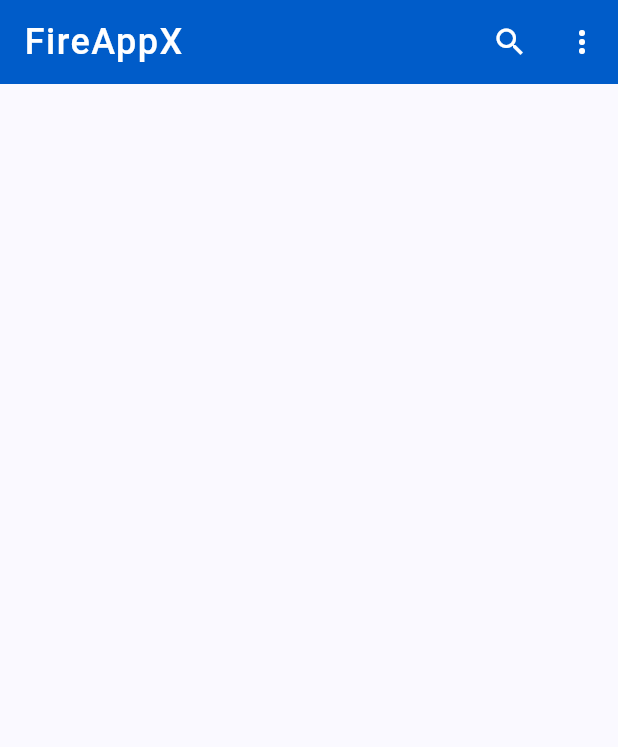
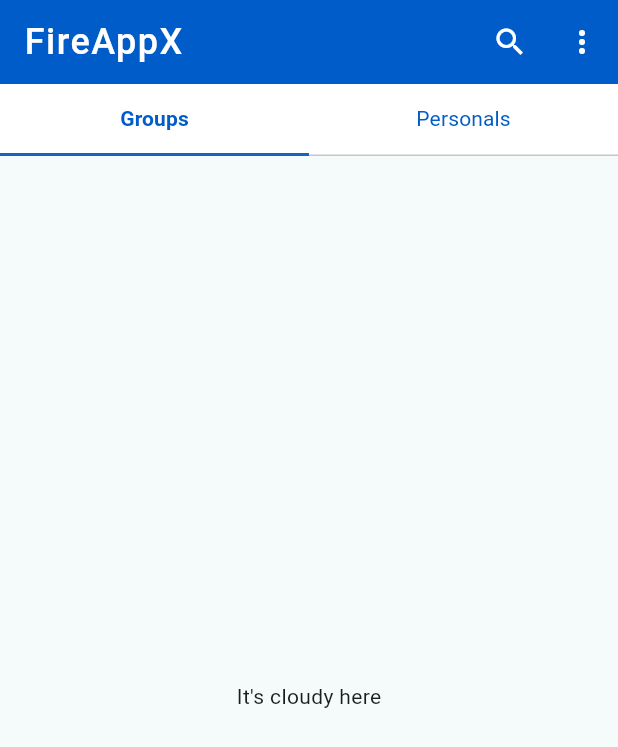
Before and after one commit to mavihS-0/FireApp, a Flutter app: the HomeScreen screen opened directly, on a phone screen of 412 x 824 dp. Shown: the top 747 px of the screen. Run offline on Flutter 3.47's test engine with Material 2 defaults, Android fonts, the phone set to English and light mode, and no system bars; our stand-ins replace animated_splash_screen, country_code_picker, get, google_fonts, otp_text_field, page_transition.

Commit message:
added tab bar

```diff
--- a/lib/Screens/MainScreens/homeScreen.dart
+++ b/lib/Screens/MainScreens/homeScreen.dart
@@ -1,3 +1,4 @@
+import 'package:fire_app/Utils/constants.dart';
 import 'package:fire_app/Utils/popUpMenu.dart';
 import 'package:flutter/material.dart';
 
@@ -14,9 +15,31 @@ class _HomeScreenState extends State<HomeScreen> {
     // TODO: implement initState
     super.initState();
   }
+
+  TabBar get _tabBar => TabBar(
+    indicatorColor: Constants.priColor2,
+    labelColor: Constants.priColor,
+    indicatorSize: TabBarIndicatorSize.tab,
+    labelStyle: TextStyle(
+      fontWeight: FontWeight.bold
+    ),
+    unselectedLabelColor: Constants.priColor,
+    unselectedLabelStyle: TextStyle(
+      fontWeight: FontWeight.normal
+    ),
+    tabs: <Widget>[
+      Tab(
+        text: 'Groups',
+      ),
+      Tab(
+        text: 'Personals',
+      ),
+    ],
+  );
+
   @override
   Widget build(BuildContext context) {
-    return Scaffold(
+    return DefaultTabController(initialIndex: 0,length: 2, child: Scaffold(
       appBar: AppBar(
         automaticallyImplyLeading: false,
         title: Text('FireAppX'),
@@ -24,7 +47,24 @@ class _HomeScreenState extends State<HomeScreen> {
           IconButton(onPressed: (){}, icon: Icon(Icons.search)),
           customPopUpMenu()
         ],
+        bottom: PreferredSize(
+          preferredSize: _tabBar.preferredSize,
+          child: ColoredBox(
+            color: Constants.secColor,
+            child: _tabBar,
+          ),
+        ),
       ),
-    );
+      body: const TabBarView(
+        children: <Widget>[
+          Center(
+            child: Text("It's cloudy here"),
+          ),
+          Center(
+            child: Text("It's rainy here"),
+          ),
+        ],
+      ),
+    ));
   }
 }
--- a/lib/Utils/constants.dart
+++ b/lib/Utils/constants.dart
@@ -2,5 +2,6 @@ import 'package:flutter/material.dart';
 
 class Constants{
   static Color priColor = const Color(0xFF005CC9);
+  static Color? priColor2 = Colors.blue[800];
   static Color secColor = const Color(0xFFFFFFFF);
 }
--- a/lib/main.dart
+++ b/lib/main.dart
@@ -22,7 +22,7 @@ class MyApp extends StatelessWidget {
       title: 'Flutter Demo',
       theme: ThemeData(
         fontFamily: GoogleFonts.roboto().fontFamily,
-        colorScheme: ColorScheme.fromSeed(seedColor: Constants.priColor),
+        colorScheme: ColorScheme.fromSeed(seedColor: Constants.secColor),
         appBarTheme: AppBarTheme(
           backgroundColor: Constants.priColor,
           foregroundColor: Constants.secColor,
```
